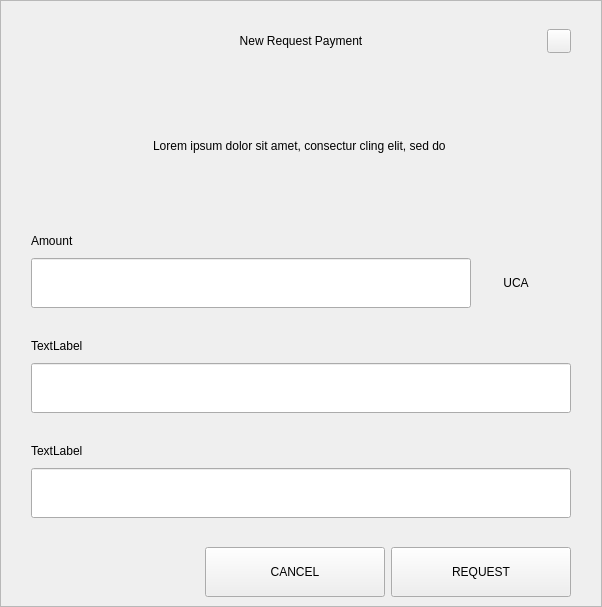
This is src/qt/ucacoin/forms/requestdialog.ui in ucacoin/Ucacoin2 as Qt 5 draws it before an edit. The edited form follows.
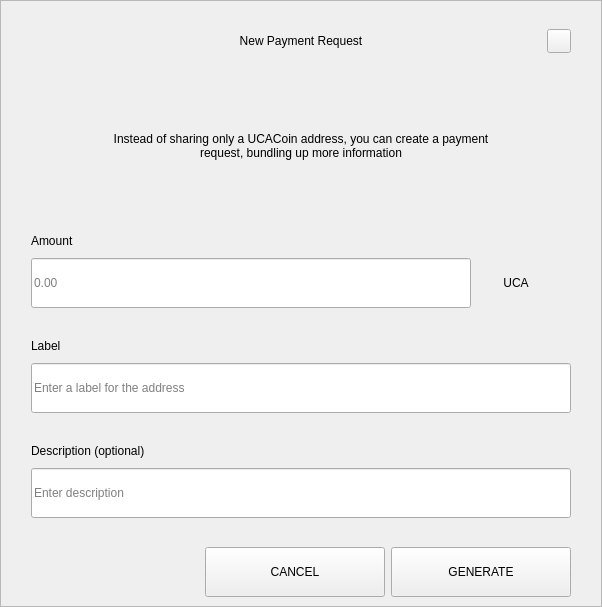
This is the edited form.

```diff
--- a/src/qt/ucacoin/forms/requestdialog.ui
+++ b/src/qt/ucacoin/forms/requestdialog.ui
@@ -92,7 +92,7 @@
            <string notr="true">padding-left:24px;</string>
           </property>
           <property name="text">
-           <string>New Request Payment</string>
+           <string>New Payment Request</string>
           </property>
           <property name="alignment">
            <set>Qt::AlignCenter</set>
@@ -210,7 +210,7 @@
              </size>
             </property>
             <property name="text">
-             <string>Lorem ipsum dolor sit amet, consectur cling elit, sed do </string>
+             <string>Instead of sharing only a UCACoin address, you can create a payment request, bundling up more information</string>
             </property>
             <property name="alignment">
              <set>Qt::AlignCenter</set>
@@ -289,6 +289,9 @@
                     <height>50</height>
                    </size>
                   </property>
+                  <property name="placeholderText">
+                   <string notr="true">0.00</string>
+                  </property>
                  </widget>
                 </item>
                 <item>
@@ -376,7 +379,7 @@
                </size>
               </property>
               <property name="text">
-               <string>TextLabel</string>
+               <string>Label</string>
               </property>
              </widget>
             </item>
@@ -394,6 +397,9 @@
                 <height>50</height>
                </size>
               </property>
+              <property name="placeholderText">
+               <string>Enter a label for the address</string>
+              </property>
              </widget>
             </item>
            </layout>
@@ -434,7 +440,7 @@
                </size>
               </property>
               <property name="text">
-               <string>TextLabel</string>
+               <string>Description (optional)</string>
               </property>
              </widget>
             </item>
@@ -452,6 +458,9 @@
                 <height>50</height>
                </size>
               </property>
+              <property name="placeholderText">
+               <string>Enter description</string>
+              </property>
              </widget>
             </item>
             <item>
@@ -672,7 +681,7 @@
             <enum>Qt::NoFocus</enum>
            </property>
            <property name="text">
-            <string>REQUEST</string>
+            <string>GENERATE</string>
            </property>
           </widget>
          </item>
```
